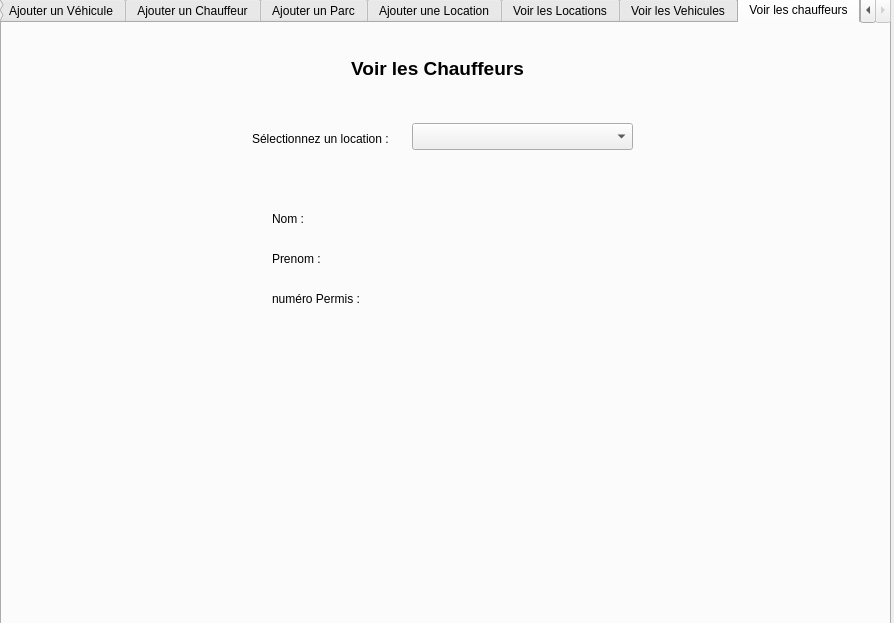
Before: the Qt Designer form ProjetCPOA/mainwindow.ui in simonh88/projetL3, drawn with Qt 5.
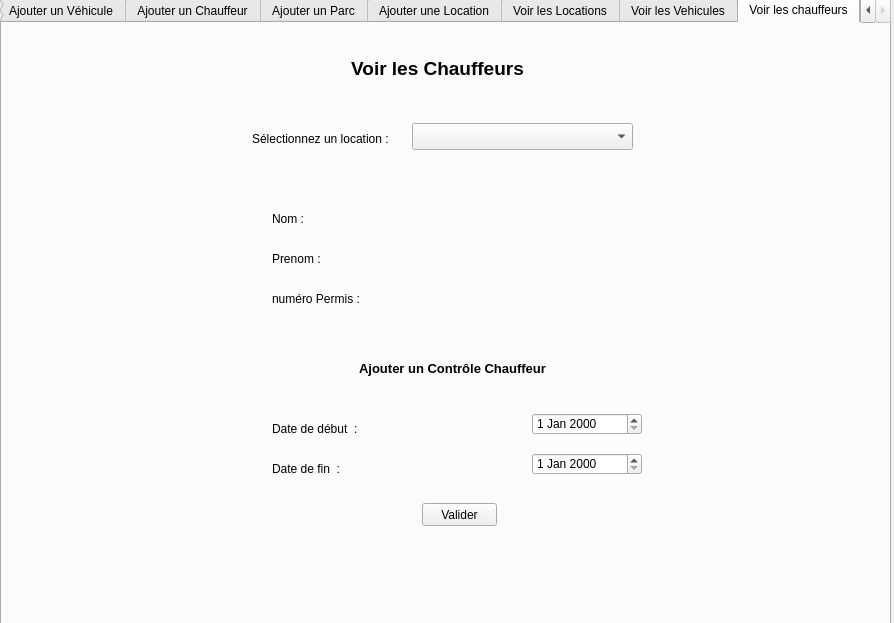
After: the same form once the commit is applied. The open tabs and pages were chosen to show the change.

Commit message: show locations fini + patch refresh show vehicules + patch ControleVehicule + persistence CV + ControleChauffeur fait + persistence CC

```diff
--- a/ProjetCPOA/mainwindow.ui
+++ b/ProjetCPOA/mainwindow.ui
@@ -1828,6 +1828,78 @@
        <string/>
       </property>
      </widget>
+     <widget class="QDateEdit" name="add_controleChauffDateDeb">
+      <property name="geometry">
+       <rect>
+        <x>530</x>
+        <y>390</y>
+        <width>110</width>
+        <height>22</height>
+       </rect>
+      </property>
+     </widget>
+     <widget class="QDateEdit" name="add_controleChauffDateFin">
+      <property name="geometry">
+       <rect>
+        <x>530</x>
+        <y>430</y>
+        <width>110</width>
+        <height>22</height>
+       </rect>
+      </property>
+     </widget>
+     <widget class="QLabel" name="label_159">
+      <property name="geometry">
+       <rect>
+        <x>270</x>
+        <y>430</y>
+        <width>171</width>
+        <height>31</height>
+       </rect>
+      </property>
+      <property name="text">
+       <string>Date de fin  : </string>
+      </property>
+     </widget>
+     <widget class="QPushButton" name="valid_addControleChauff">
+      <property name="geometry">
+       <rect>
+        <x>420</x>
+        <y>480</y>
+        <width>75</width>
+        <height>23</height>
+       </rect>
+      </property>
+      <property name="text">
+       <string>Valider</string>
+      </property>
+     </widget>
+     <widget class="QLabel" name="label_160">
+      <property name="geometry">
+       <rect>
+        <x>270</x>
+        <y>390</y>
+        <width>171</width>
+        <height>31</height>
+       </rect>
+      </property>
+      <property name="text">
+       <string>Date de début  : </string>
+      </property>
+     </widget>
+     <widget class="QLabel" name="label_58">
+      <property name="geometry">
+       <rect>
+        <x>270</x>
+        <y>330</y>
+        <width>361</width>
+        <height>31</height>
+       </rect>
+      </property>
+      <property name="text">
+       <string>&lt;html&gt;&lt;head/&gt;&lt;body&gt;&lt;p align=&quot;center&quot;&gt;&lt;span style=&quot; font-size:10pt; font-weight:600;&quot;&gt;Ajouter un Contrôle Chauffeur&lt;/span&gt;&lt;/p&gt;&lt;/body&gt;&lt;/html&gt;</string>
+      </property>
+     </widget>
     </widget>
    </widget>
   </widget>
```
Left out of the diff: 39 changed lines with no effect on the pictures. The commit also changes 16 other files.
